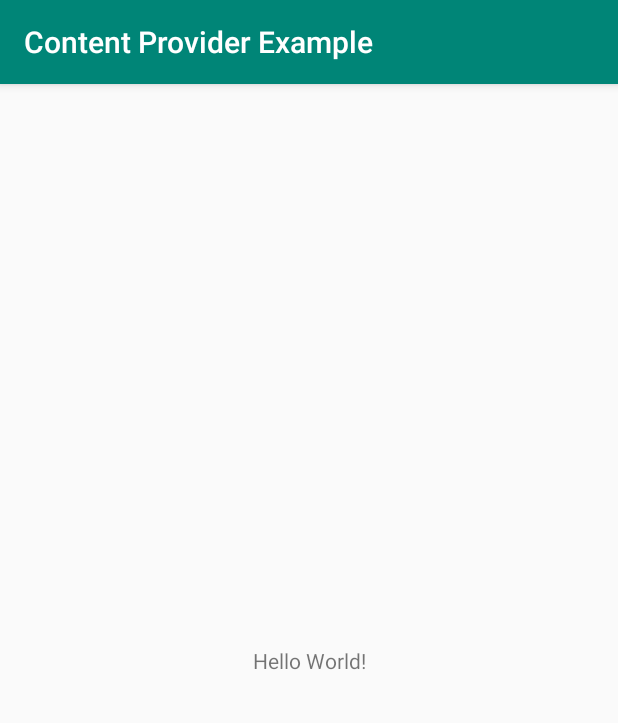
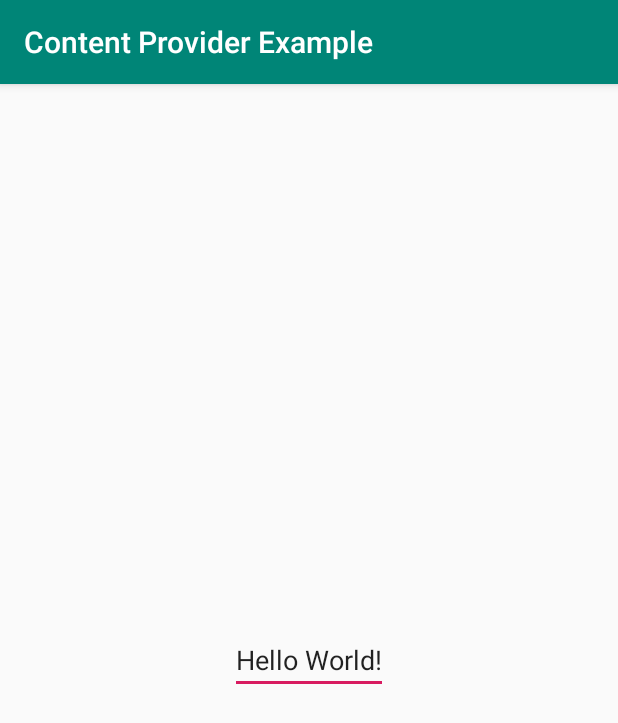
Before and after one commit to bruhu/ContentProviderExample, an Android app: the screen it shows after launch (MainActivity), on a phone screen of 412 x 824 dp. Shown: the top 723 px of the screen. Run offline under Robolectric (Android 15) with nearby library versions, the phone set to English and light mode, and no system bars.

Commit message:
changed TextView in layout to AutoCompleteTextView

```diff
--- a/app/src/main/res/layout/activity_main.xml
+++ b/app/src/main/res/layout/activity_main.xml
@@ -6,7 +6,7 @@
     android:layout_height="match_parent"
     tools:context=".MainActivity">
 
-    <TextView
+    <AutoCompleteTextView
         android:layout_width="wrap_content"
         android:layout_height="wrap_content"
         android:text="Hello World!"
```
